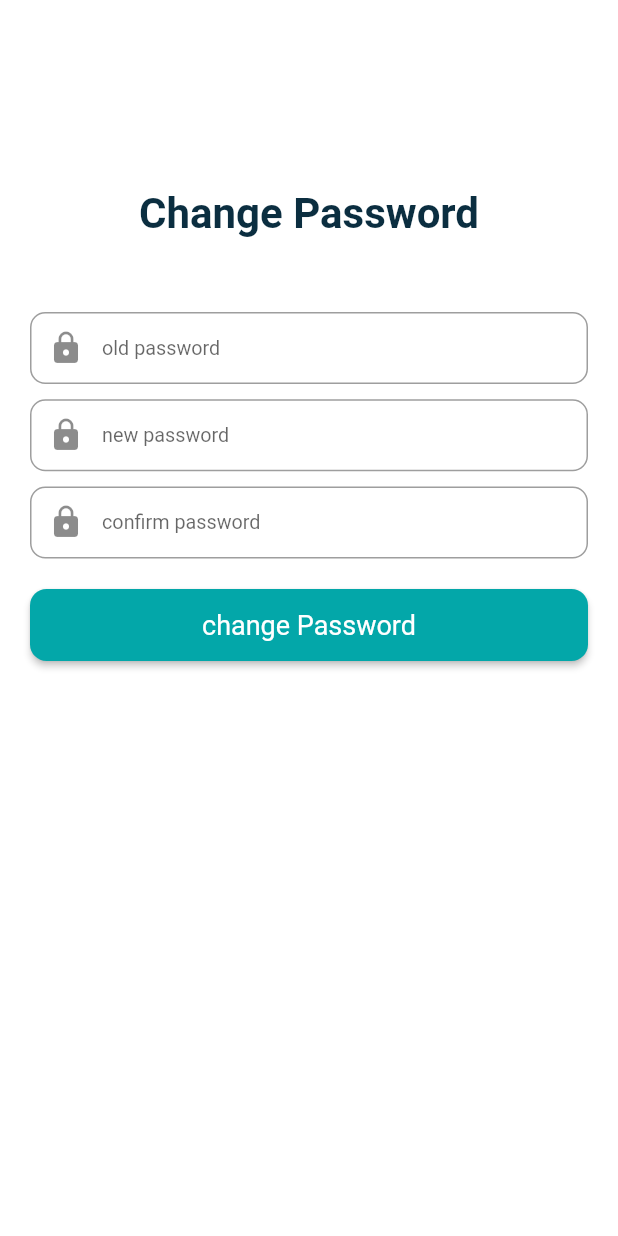
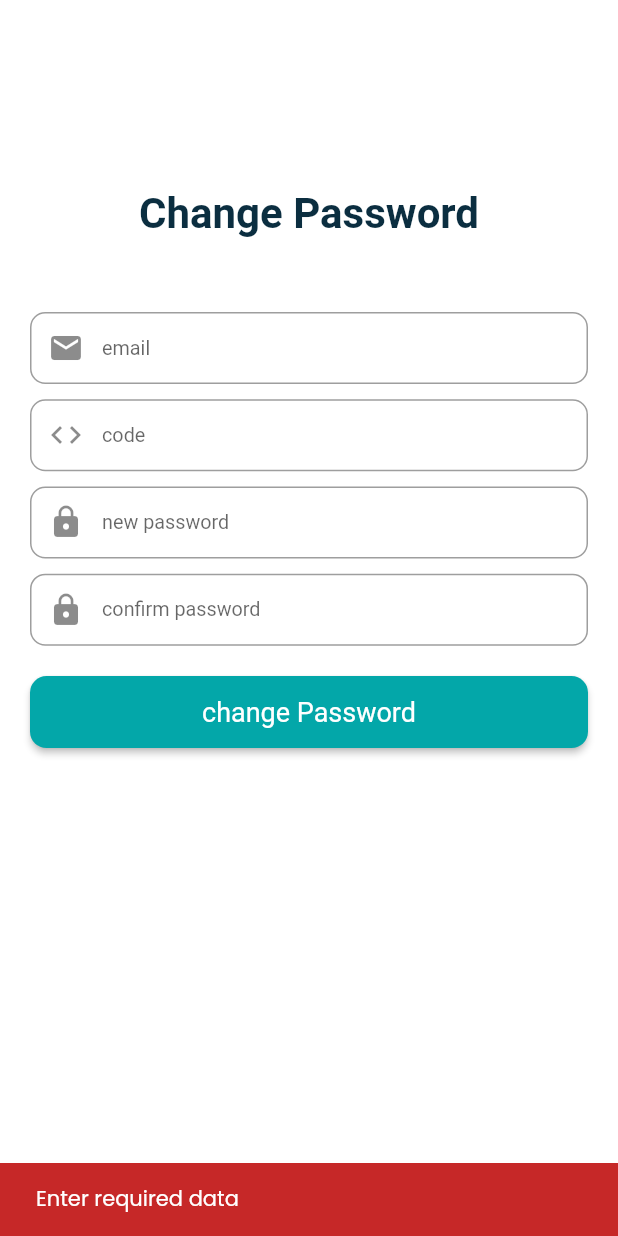
Before and after one commit to HassanHamdouna/app_api, a Flutter app: the ChangePasswordScreen screen opened by its route, after a tap on "change Password", on a phone screen of 412 x 824 dp. Run offline on Flutter 3.47's test engine with Material 2 defaults, Android fonts, the phone set to English and light mode, and no system bars; our stand-ins replace flutter_screenutil, google_fonts, shared_preferences; accounts and stored records are empty; Roboto replaces fonts that are missing (Cairo, Ubuntu).

Commit message:
add api for forgrtPassword AND ChangePassword

```diff
--- a/lib/api/api_settings.dart
+++ b/lib/api/api_settings.dart
@@ -5,4 +5,5 @@ class ApiSettings {
   static const String register = '${_baseUrt}students/auth/register';
   static const String login = '${_baseUrt}students/auth/login';
   static const String logout = '${_baseUrt}students/auth/logout';
+  static const String forgetPassword = '${_baseUrt}students/auth/forget-password';
 }
--- a/lib/api/controllers/auth_api_controller.dart
+++ b/lib/api/controllers/auth_api_controller.dart
@@ -69,4 +69,33 @@ class AuthApiController with ApiHelper {
     }
     return errorRespoens;
   }
+
+  Future<ApiRespones> forgetPassword({required String email}) async {
+    Uri uri = Uri.parse(ApiSettings.forgetPassword);
+    var response = await http.post(uri, body: {
+      'email': email,
+    });
+    if (response.statusCode == 200) {
+      var json = jsonDecode(response.body);
+      return ApiRespones(json['message'], json['status']);
+    }
+    return errorRespoens;
+  }
+
+  Future<ApiRespones> changePassword({required String email,required String code,required String password,required String passwordConfirmation}) async {
+    Uri uri = Uri.parse(ApiSettings.forgetPassword);
+    var response = await http.post(uri, body: {
+      'email': email,
+      'code': code,
+      'password': password,
+      'password_confirmation': passwordConfirmation,
+    });
+    if (response.statusCode == 200) {
+      var json = jsonDecode(response.body);
+      return ApiRespones(json['message'], json['status']);
+    }
+    return errorRespoens;
+  }
+
+
 }
--- a/lib/main.dart
+++ b/lib/main.dart
@@ -44,10 +44,8 @@ class MyApp extends StatelessWidget {
             '/users_screen': (context) => const UsersScreen(),
             '/login_screen': (context) => const LoginScreen(),
             '/register_screen': (context) => const RegisterScreen(),
-            '/change_password_screen': (context) =>
-                const ChangePasswordScreen(),
-            '/forget_password_screen': (context) =>
-                const ForgotPasswordScreen(),
+            '/change_password_screen': (context) => const ChangePasswordScreen(),
+            '/forget_password_screen': (context) => const ForgotPasswordScreen(),
           },
         );
       },
--- a/lib/screens/auth/change_password_screen.dart
+++ b/lib/screens/auth/change_password_screen.dart
@@ -1,3 +1,6 @@
+import 'package:app_api/api/controllers/auth_api_controller.dart';
+import 'package:app_api/helpers/context_extenssion.dart';
+import 'package:app_api/models/api_respones.dart';
 import 'package:app_api/widgets/app_text_field.dart';
 import 'package:flutter/material.dart';
 import 'package:flutter_screenutil/flutter_screenutil.dart';
@@ -11,21 +14,24 @@ class ChangePasswordScreen extends StatefulWidget {
 }
 
 class _ChangePasswordScreenState extends State<ChangePasswordScreen> {
-  late TextEditingController _oldPasswordController;
+  late TextEditingController _emailController;
+  late TextEditingController _codeController;
   late TextEditingController _newPasswordController;
   late TextEditingController _confirmPasswordController;
 
   @override
   void initState() {
     super.initState();
-    _oldPasswordController = TextEditingController();
+    _emailController = TextEditingController();
+    _codeController = TextEditingController();
     _newPasswordController = TextEditingController();
     _confirmPasswordController = TextEditingController();
   }
 
   @override
   void dispose() {
-    _oldPasswordController.dispose();
+    _emailController.dispose();
+    _codeController.dispose();
     _newPasswordController.dispose();
     _confirmPasswordController.dispose();
     super.dispose();
@@ -71,13 +77,25 @@ class _ChangePasswordScreenState extends State<ChangePasswordScreen> {
                   height: 29,
                 ),
                 AppTextField(
-                  hint: 'old password',
-                  prefixIcon: Icons.lock,
+                  hint: 'email',
+                  prefixIcon: Icons.email,
                   keyboardType: TextInputType.name,
                   focusedBorderColor: const Color(0xffEDEDED),
                   obscureText: false,
                   suffixIcon: null,
-                  controller: _oldPasswordController,
+                  controller: _emailController,
+                ),
+                SizedBox(
+                  height: 10.h,
+                ),
+                AppTextField(
+                  hint: 'code',
+                  prefixIcon: Icons.code,
+                  keyboardType: TextInputType.number,
+                  focusedBorderColor: const Color(0xffEDEDED),
+                  obscureText: false,
+                  suffixIcon: null,
+                  controller: _codeController,
                 ),
                 SizedBox(
                   height: 10.h,
@@ -141,16 +159,27 @@ class _ChangePasswordScreenState extends State<ChangePasswordScreen> {
   }
 
   bool _checkDate() {
-    if (_oldPasswordController.text.isNotEmpty &&
+    if (_emailController.text.isNotEmpty &&
+        _codeController.text.isNotEmpty &&
         _newPasswordController.text.isNotEmpty &&
         _confirmPasswordController.text.isNotEmpty) {
       if (_newPasswordController.text == _confirmPasswordController.text) {
         return true;
+
       }
+      context.showSnackBar(message: ' newPassword != confirmPassword', error: true);
       return false;
     }
+    context.showSnackBar(message: 'Enter required data', error: true);
+
     return false;
   }
 
-  void _changePassword() async {}
+  void _changePassword() async {
+    ApiRespones respones = await AuthApiController().changePassword(email: _emailController.text, code: _codeController.text, password: _newPasswordController.text, passwordConfirmation: _confirmPasswordController.text);
+    if(respones.status){
+      Navigator.pop(context);
+    }
+    context.showSnackBar(message: respones.message, error: !respones.status);
+  }
 }
--- a/lib/screens/auth/forget_password_screen.dart
+++ b/lib/screens/auth/forget_password_screen.dart
@@ -1,3 +1,6 @@
+import 'package:app_api/api/controllers/auth_api_controller.dart';
+import 'package:app_api/helpers/context_extenssion.dart';
+import 'package:app_api/models/api_respones.dart';
 import 'package:app_api/widgets/app_text_field.dart';
 import 'package:flutter/material.dart';
 import 'package:google_fonts/google_fonts.dart';
@@ -28,6 +31,7 @@ class _ForgotPasswordScreenState extends State<ForgotPasswordScreen> {
 
   @override
   Widget build(BuildContext context) {
+
     return Scaffold(
       backgroundColor: Colors.white,
       appBar: AppBar(
@@ -125,8 +129,17 @@ class _ForgotPasswordScreenState extends State<ForgotPasswordScreen> {
     if (_emailController.text.isNotEmpty) {
       return true;
     }
+    context.showSnackBar(message: 'Enter required data', error: true);
     return false;
   }
 
-  void _forgotPassword() async {}
+  void _forgotPassword() async {
+    ApiRespones respones  = await AuthApiController().forgetPassword(email: _emailController.text);
+    if(respones.status){
+      Navigator.pushReplacementNamed(context, '/change_password_screen');
+    }
+    context.showSnackBar(message: respones.message, error: !respones.status);
+
+  }
+
 }
--- a/lib/screens/auth/login_screen.dart
+++ b/lib/screens/auth/login_screen.dart
@@ -93,7 +93,7 @@ class _LoginScreenState extends State<LoginScreen> {
                 alignment: AlignmentDirectional.topEnd,
                 child: TextButton(
                     onPressed: () =>
-                        Navigator.pushNamed(context, '/forgot_password_screen'),
+                        Navigator.pushNamed(context, '/forget_password_screen'),
                     child: Text(
                       'Forget Password ?',
                       style: GoogleFonts.poppins(
```
Also changed, not shown: lib/models/user.dart (+14 -20 lines).
